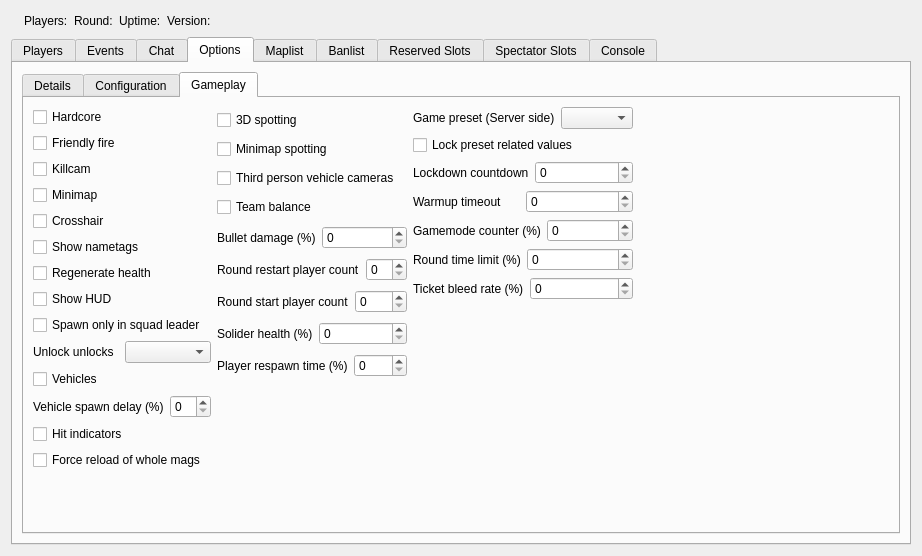
The window that Client/bf4/BF4Widget.ui (OpenRcon/OpenRcon) describes before a commit, drawn with Qt 5.
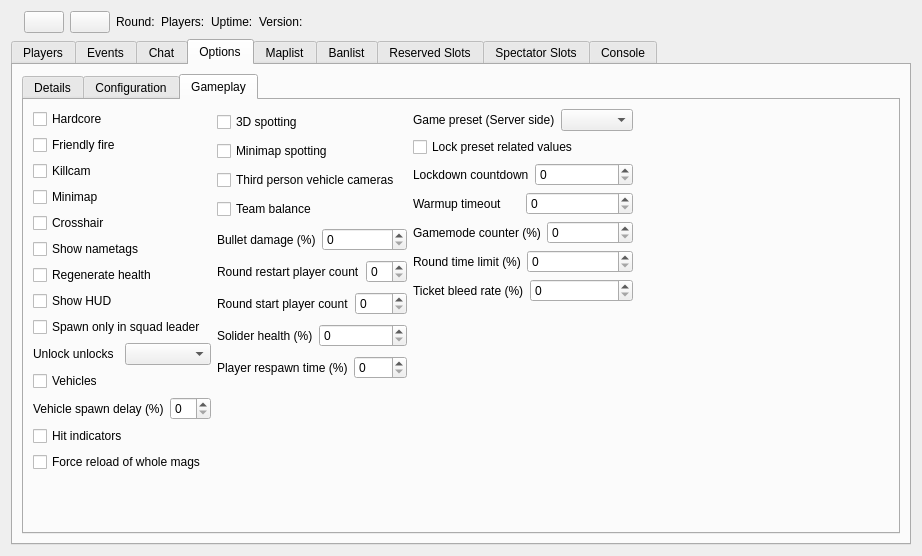
The same window after the commit. Icons and pictures are not drawn.

Commit message: (BF4) Added restartRound and runNextRound buttons.

```diff
--- a/Client/bf4/BF4Widget.ui
+++ b/Client/bf4/BF4Widget.ui
@@ -24,21 +24,45 @@
       </widget>
      </item>
      <item>
-      <widget class="QLabel" name="label_serverInfo_players">
+      <widget class="QPushButton" name="pushButton_si_restartRound">
+       <property name="toolTip">
+        <string>Restart round</string>
+       </property>
        <property name="text">
-        <string>Players:</string>
+        <string/>
        </property>
       </widget>
      </item>
      <item>
-      <widget class="QLabel" name="label_serverInfo_round">
+      <widget class="QPushButton" name="pushButton_si_runNextRound">
+       <property name="toolTip">
+        <string>Run next round</string>
+       </property>
+       <property name="text">
+        <string/>
+       </property>
+       <property name="icon">
+        <iconset resource="../OpenRcon.qrc">
+         <normaloff>:/icons/images/icons/level-next.png</normaloff>:/icons/images/icons/level-next.png</iconset>
+       </property>
+      </widget>
+     </item>
+     <item>
+      <widget class="QLabel" name="label_si_round">
        <property name="text">
         <string>Round:</string>
        </property>
       </widget>
      </item>
      <item>
-      <widget class="QLabel" name="label_serverInfo_upTime">
+      <widget class="QLabel" name="label_si_players">
+       <property name="text">
+        <string>Players:</string>
+       </property>
+      </widget>
+     </item>
+     <item>
+      <widget class="QLabel" name="label_si_upTime">
        <property name="text">
         <string>Uptime:</string>
        </property>
@@ -826,7 +850,7 @@
              <property name="sizeHint" stdset="0">
               <size>
                <width>20</width>
-               <height>68</height>
+               <height>67</height>
               </size>
              </property>
             </spacer>
@@ -839,7 +863,7 @@
              <property name="sizeHint" stdset="0">
               <size>
                <width>20</width>
-               <height>69</height>
+               <height>67</height>
               </size>
              </property>
             </spacer>
@@ -852,7 +876,7 @@
              <property name="sizeHint" stdset="0">
               <size>
                <width>20</width>
-               <height>68</height>
+               <height>67</height>
               </size>
              </property>
             </spacer>
```
Left out of the diff: 8 changed lines with no effect on the pictures. The commit also changes 2 other files.
